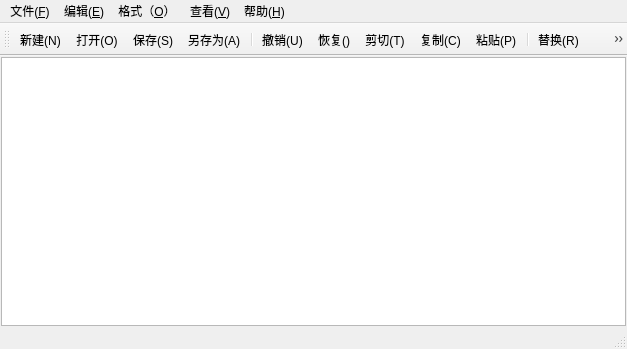
First picture: the form in mainwindow.ui, repository yuancong2/Lab2, before the edit.
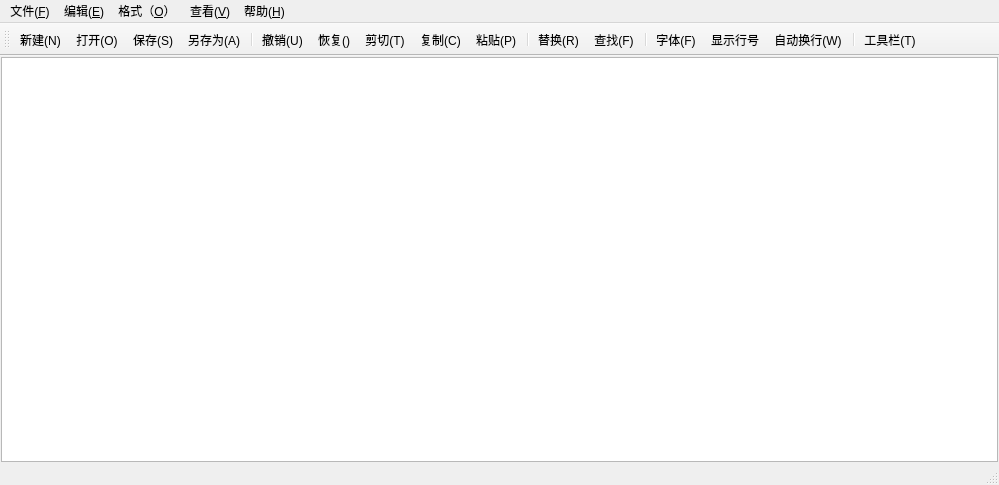
Second picture: the form after the edit. Icons and pictures are not drawn.

Commit message: Part5-字体背景色自动换行等操作

```diff
--- a/mainwindow.ui
+++ b/mainwindow.ui
@@ -6,8 +6,8 @@
    <rect>
     <x>0</x>
     <y>0</y>
-    <width>627</width>
-    <height>349</height>
+    <width>999</width>
+    <height>485</height>
    </rect>
   </property>
   <property name="windowTitle">
@@ -40,8 +40,8 @@
     <rect>
      <x>0</x>
      <y>0</y>
-     <width>627</width>
-     <height>18</height>
+     <width>999</width>
+     <height>21</height>
     </rect>
    </property>
    <widget class="QMenu" name="menu">
```
Left out of the diff: 43 changed lines with no effect on the pictures. The commit also changes 2 other files.
